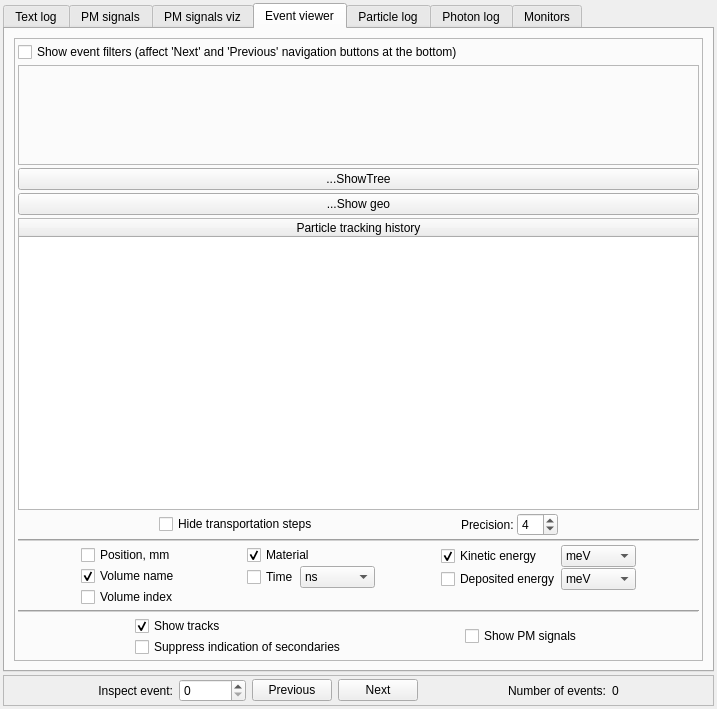
Above: src/gui/outputwindow.ui from andrmor/ANTS2 before the change. Below: the same form after it.
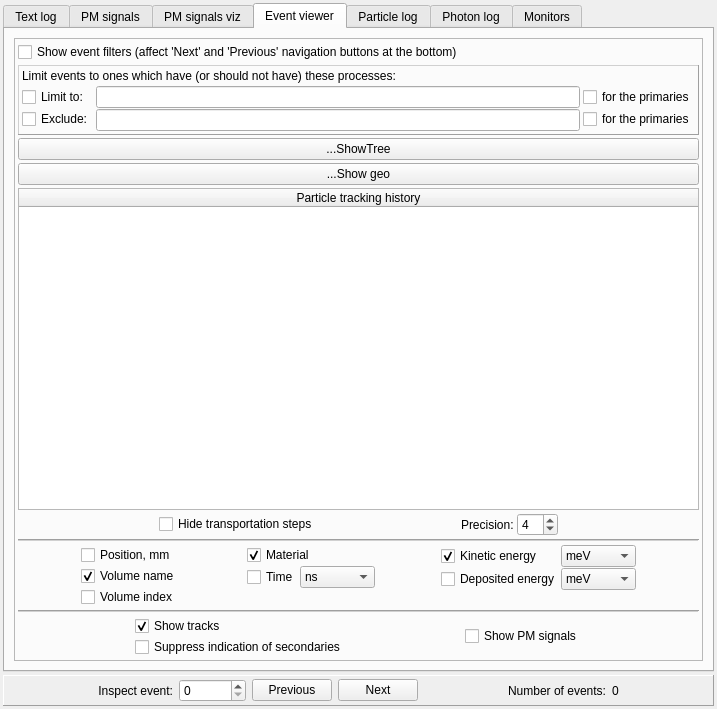
That is the form after the change.

Patch:
```diff
--- a/src/gui/outputwindow.ui
+++ b/src/gui/outputwindow.ui
@@ -775,15 +775,98 @@
              <property name="minimumSize">
               <size>
                <width>0</width>
-               <height>100</height>
+               <height>0</height>
               </size>
              </property>
              <property name="frameShape">
-              <enum>QFrame::StyledPanel</enum>
+              <enum>QFrame::Panel</enum>
              </property>
              <property name="frameShadow">
               <enum>QFrame::Raised</enum>
              </property>
+             <layout class="QVBoxLayout" name="verticalLayout_38">
+              <property name="spacing">
+               <number>3</number>
+              </property>
+              <property name="leftMargin">
+               <number>3</number>
+              </property>
+              <property name="topMargin">
+               <number>3</number>
+              </property>
+              <property name="rightMargin">
+               <number>3</number>
+              </property>
+              <property name="bottomMargin">
+               <number>3</number>
+              </property>
+              <item>
+               <widget class="QLabel" name="label_28">
+                <property name="text">
+                 <string>Limit events to ones which have (or should not have) these processes:</string>
+                </property>
+               </widget>
+              </item>
+              <item>
+               <layout class="QHBoxLayout" name="horizontalLayout_5">
+                <item>
+                 <layout class="QVBoxLayout" name="verticalLayout_35">
+                  <property name="spacing">
+                   <number>1</number>
+                  </property>
+                  <item>
+                   <widget class="QCheckBox" name="cbEVlimToProc">
+                    <property name="text">
+                     <string>Limit to:</string>
+                    </property>
+                   </widget>
+                  </item>
+                  <item>
+                   <widget class="QCheckBox" name="cbEVexcludeProc">
+                    <property name="text">
+                     <string>Exclude:</string>
+                    </property>
+                   </widget>
+                  </item>
+                 </layout>
+                </item>
+                <item>
+                 <layout class="QVBoxLayout" name="verticalLayout_37">
+                  <property name="spacing">
+                   <number>1</number>
+                  </property>
+                  <item>
+                   <widget class="QLineEdit" name="leEVlimitToProc"/>
+                  </item>
+                  <item>
+                   <widget class="QLineEdit" name="leEVexcludeProc"/>
+                  </item>
+                 </layout>
+                </item>
+                <item>
+                 <layout class="QVBoxLayout" name="verticalLayout_36">
+                  <property name="spacing">
+                   <number>1</number>
+                  </property>
+                  <item>
+                   <widget class="QCheckBox" name="cbEVlimitToProcPrim">
+                    <property name="text">
+                     <string>for the primaries</string>
+                    </property>
+                   </widget>
+                  </item>
+                  <item>
+                   <widget class="QCheckBox" name="cbEVexcludeProcPrim">
+                    <property name="text">
+                     <string>for the primaries</string>
+                    </property>
+                   </widget>
+                  </item>
+                 </layout>
+                </item>
+               </layout>
+              </item>
+             </layout>
             </widget>
            </item>
            <item>
@@ -2571,7 +2654,7 @@
     <item>
      <widget class="QFrame" name="frEventNumber">
       <property name="frameShape">
-       <enum>QFrame::StyledPanel</enum>
+       <enum>QFrame::Panel</enum>
       </property>
       <property name="frameShadow">
        <enum>QFrame::Raised</enum>
```
Left out of the diff: 68 changed lines with no effect on the pictures.
